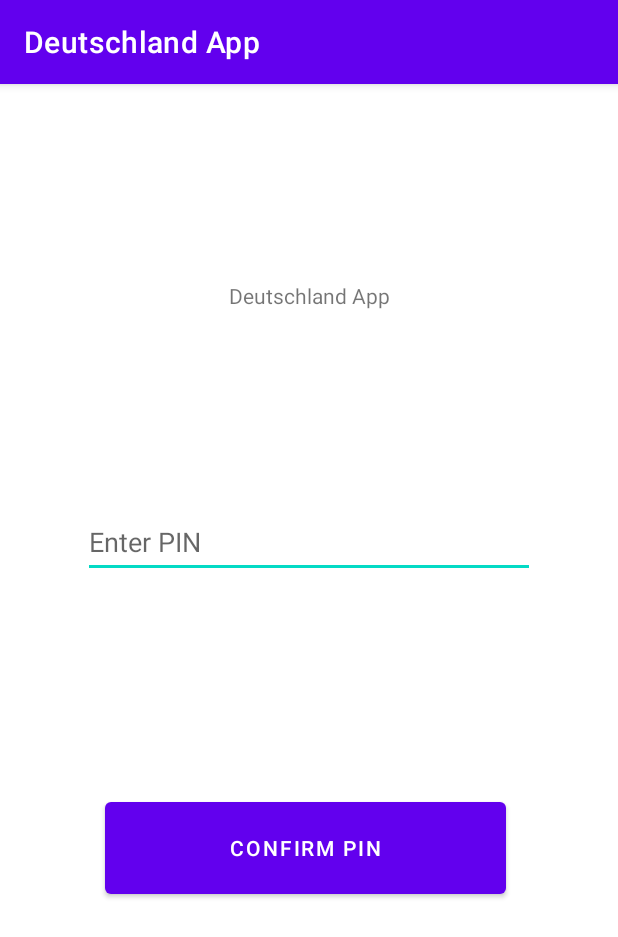
After one commit to CoDen256/deutschland-app, an Android app: the LoginActivity screen opened directly, with no data from a screen before it, on a phone screen of 412 x 824 dp. The commit adds this screen. Shown: the top 937 px of the screen. Run offline under Robolectric (Android 15) with nearby library versions, the phone set to English and light mode, and no system bars; our stand-ins replace data binding.

Commit message:
2 acts added blank

```diff
--- a/app/build.gradle
+++ b/app/build.gradle
@@ -31,6 +31,7 @@ android {
     }
     buildFeatures {
         viewBinding true
+        dataBinding true
     }
 }
 
--- /dev/null
+++ b/app/src/main/java/de/app/ui/LoginActivity.kt
@@ -0,0 +1,19 @@
+package de.app.ui
+
+import androidx.appcompat.app.AppCompatActivity
+import android.os.Bundle
+import de.app.R
+import de.app.databinding.ActivityLoginBinding
+
+class LoginActivity : AppCompatActivity() {
+    private lateinit var binding: ActivityLoginBinding
+
+    override fun onCreate(savedInstanceState: Bundle?) {
+        super.onCreate(savedInstanceState)
+        binding = ActivityLoginBinding.inflate(layoutInflater   )
+        val view = binding.root
+        setContentView(view)
+
+
+    }
+}
--- /dev/null
+++ b/app/src/main/res/layout/activity_login.xml
@@ -0,0 +1,46 @@
+<?xml version="1.0" encoding="utf-8"?>
+<layout xmlns:tools="http://schemas.android.com/tools"
+    xmlns:app="http://schemas.android.com/apk/res-auto"
+    xmlns:android="http://schemas.android.com/apk/res/android">
+    <androidx.constraintlayout.widget.ConstraintLayout
+    android:layout_width="match_parent"
+    android:layout_height="match_parent"
+    tools:context=".ui.LoginActivity">
+
+        <TextView
+        android:id="@+id/name"
+        android:layout_width="360dp"
+        android:layout_height="42dp"
+        android:text="@string/login_greet"
+        android:gravity="center"
+        app:layout_constraintBottom_toTopOf="@+id/login_editText"
+        app:layout_constraintEnd_toEndOf="parent"
+        app:layout_constraintStart_toStartOf="parent"
+        app:layout_constraintTop_toTopOf="parent" />
+
+        <EditText
+        android:id="@+id/login_editText"
+        android:layout_width="301dp"
+        android:layout_height="47dp"
+        android:inputType="textPassword"
+        android:hint="@string/pass_placeholder"
+        android:layout_marginBottom="108dp"
+        app:layout_constraintBottom_toTopOf="@+id/button"
+        app:layout_constraintEnd_toEndOf="parent"
+        app:layout_constraintStart_toStartOf="parent"
+        app:layout_constraintTop_toTopOf="parent"
+        app:layout_constraintVertical_bias="0.888" />
+
+     <Button
+        android:id="@+id/button"
+        android:layout_width="267dp"
+        android:layout_height="73dp"
+        app:layout_constraintBottom_toBottomOf="parent"
+        app:layout_constraintEnd_toEndOf="parent"
+        app:layout_constraintHorizontal_bias="0.373"
+        app:layout_constraintStart_toStartOf="@+id/name"
+        app:layout_constraintTop_toTopOf="parent"
+        app:layout_constraintVertical_bias="0.68"
+         android:text="@string/login_button"/>
+    </androidx.constraintlayout.widget.ConstraintLayout>
+</layout>
--- a/app/src/main/res/values/strings.xml
+++ b/app/src/main/res/values/strings.xml
@@ -10,4 +10,9 @@
     <string name="menu_home">Home</string>
     <string name="menu_gallery">Gallery</string>
     <string name="menu_slideshow">Slideshow</string>
+    <string name="login_greet">Deutschland App</string>
+    <string name="pass_placeholder">Enter PIN</string>
+    <string name="login_button">Confirm PIN</string>
+    <string name="succ_logged_msg">Successfully loged in</string>
+    <string name="succ_logged_btn">OK, go to dashboard</string>
 </resources>
--- a/build.gradle
+++ b/build.gradle
@@ -2,7 +2,7 @@
 plugins {
     id 'com.android.application' version '7.1.3' apply false
     id 'com.android.library' version '7.1.3' apply false
-    id 'org.jetbrains.kotlin.android' version '1.5.30' apply false
+    id 'org.jetbrains.kotlin.android' version '1.6.21' apply false
 }
 
 task clean(type: Delete) {
```
Also changed, not shown: app/src/main/AndroidManifest.xml (+9 -0 lines), app/src/main/java/de/app/ui/AccountSelectActivity.kt (added, +12 -0 lines), app/src/main/java/de/app/ui/SuccessLoggedActivity.kt (added, +12 -0 lines), app/src/main/res/layout/activity_account_select.xml (added, +9 -0 lines), app/src/main/res/layout/activity_success_logged.xml (added, +28 -0 lines).
